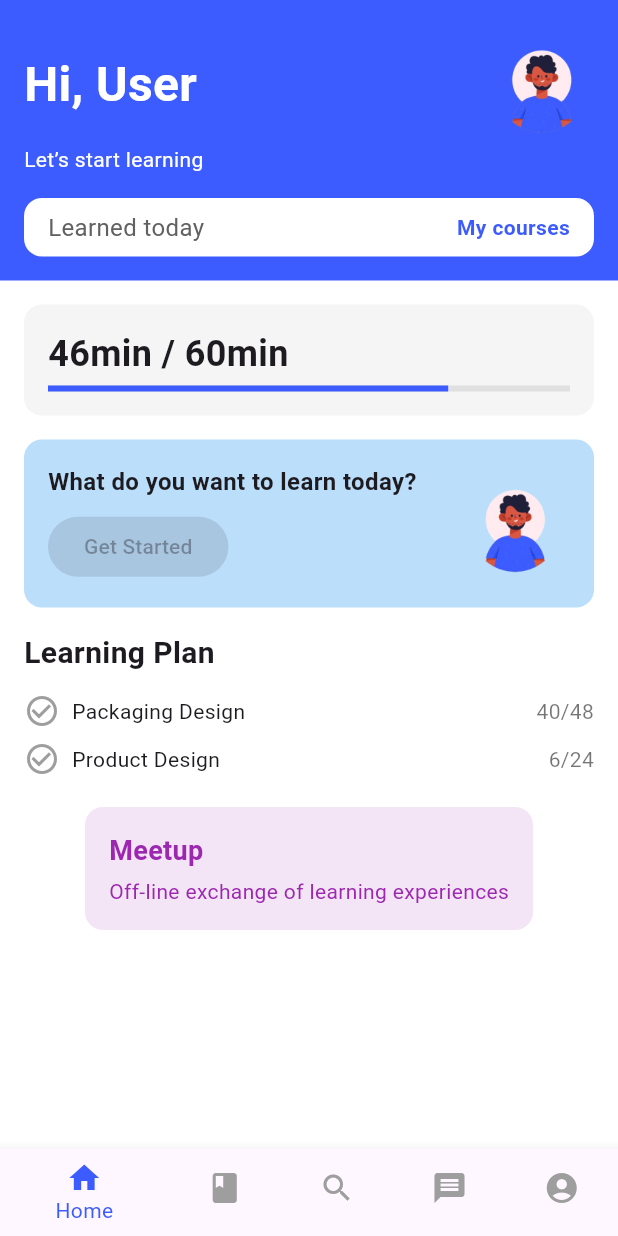
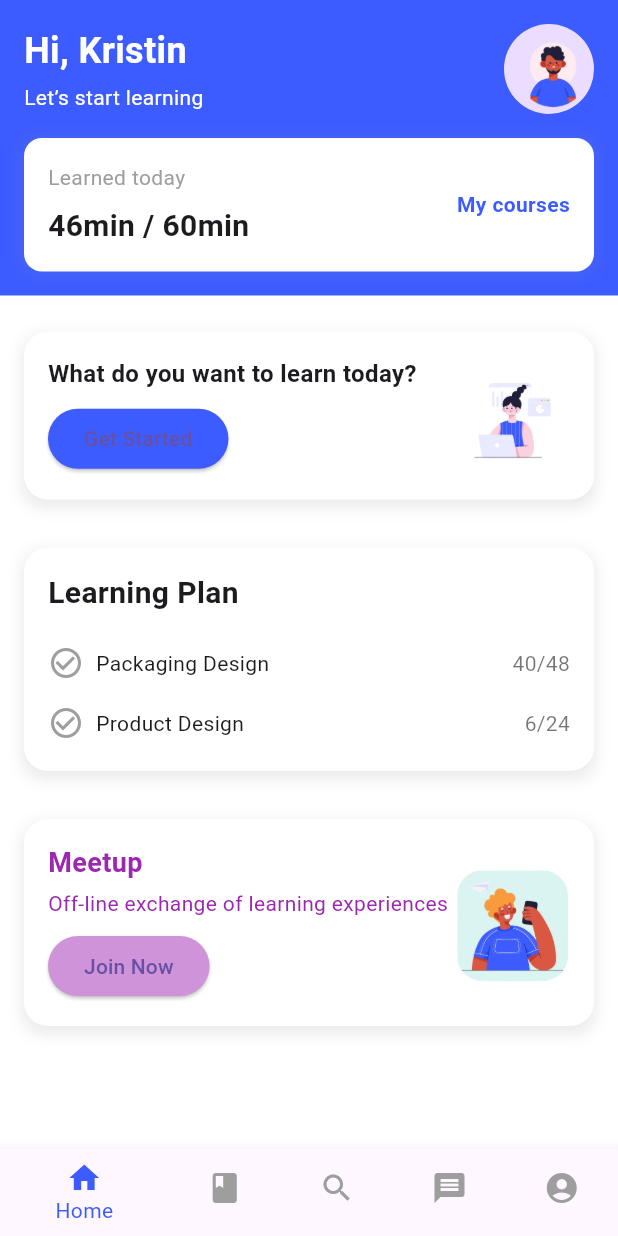
Before and after one commit to YoussefBenArous/Cours-App-Font-end, a Flutter app: the HomeScreen screen opened directly, on a phone screen of 412 x 824 dp. Run offline on Flutter 3.47's test engine with Material 3 defaults, Android fonts, the phone set to English and light mode, and no system bars; our stand-ins replace intl_phone_field.

Commit message:
first one

```diff
--- a/lib/Screens/Home_Screen.dart
+++ b/lib/Screens/Home_Screen.dart
@@ -1,6 +1,4 @@
-import 'package:cours_app/wedget/custom_Tiltle.dart';
 import 'package:flutter/material.dart';
-import 'package:flutter/widgets.dart';
 
 class HomeScreen extends StatelessWidget {
   const HomeScreen({super.key});
@@ -12,26 +10,28 @@ class HomeScreen extends StatelessWidget {
       body: SingleChildScrollView(
         child: Column(
           children: [
+            // Top Section
             Container(
               padding: const EdgeInsets.all(16.0),
               color: const Color(0xff3D5CFF),
               child: Column(
                 crossAxisAlignment: CrossAxisAlignment.start,
-                mainAxisAlignment: MainAxisAlignment.end,
                 children: [
                   Row(
                     mainAxisAlignment: MainAxisAlignment.spaceBetween,
                     children: [
-                      CustomTitre(
-                        text: 'Hi, User',
+                      Column(
+                        crossAxisAlignment: CrossAxisAlignment.start,
+                        children: const [
+                          Text(
+                            'Hi, Kristin',
+                            style: TextStyle(
                               color: Colors.white,
+                              fontSize: 24,
+                              fontWeight: FontWeight.bold,
                             ),
-                      Image.asset(
-                        'assets/image/appbar.png',
-                        height: 80,
                           ),
-                    ],
-                  ),
+                          SizedBox(height: 4),
                           Text(
                             'Let’s start learning',
                             style: TextStyle(
@@ -39,24 +39,53 @@ class HomeScreen extends StatelessWidget {
                               fontSize: 14,
                             ),
                           ),
+                        ],
+                      ),
+                      CircleAvatar(
+                        radius: 30,
+                        backgroundImage: AssetImage('assets/image/appbar.png'),
+                      ),
+                    ],
+                  ),
                   const SizedBox(height: 16),
-                  // Course progress and options
+
+                  // Learned Today Card
                   Container(
                     decoration: BoxDecoration(
                       color: Colors.white,
                       borderRadius: BorderRadius.circular(12),
+                      boxShadow: [
+                        BoxShadow(
+                          color: Colors.grey.withOpacity(0.1),
+                          blurRadius: 8,
+                          spreadRadius: 2,
                         ),
-                    padding:
-                        const EdgeInsets.symmetric(vertical: 8, horizontal: 16),
+                      ],
+                    ),
+                    padding: const EdgeInsets.symmetric(
+                        vertical: 16, horizontal: 16),
                     child: Row(
                       mainAxisAlignment: MainAxisAlignment.spaceBetween,
                       children: [
+                        Column(
+                          crossAxisAlignment: CrossAxisAlignment.start,
+                          children: const [
                             Text(
                               'Learned today',
                               style: TextStyle(
-                            color: Colors.grey[700],
-                            fontSize: 16,
+                                color: Colors.grey,
+                                fontSize: 14,
                               ),
+                            ),
+                            SizedBox(height: 8),
+                            Text(
+                              '46min / 60min',
+                              style: TextStyle(
+                                fontSize: 20,
+                                fontWeight: FontWeight.bold,
+                              ),
+                            ),
+                          ],
                         ),
                         const Text(
                           'My courses',
@@ -73,112 +102,149 @@ class HomeScreen extends StatelessWidget {
             ),
             const SizedBox(height: 16),
 
-            // Today's Learning Progress
+            // "What do you want to learn today?" Card
             Padding(
-              padding: const EdgeInsets.symmetric(horizontal: 16.0),
-              child: Container(
+              padding:
+                  const EdgeInsets.symmetric(horizontal: 16.0, vertical: 8.0),
+              child: Stack(
+                clipBehavior: Clip.none,
+                children: [
+                  // Carre (Outer Container)
+                  Container(
                     padding: const EdgeInsets.all(16),
                     decoration: BoxDecoration(
-                  color: Colors.grey[100],
-                  borderRadius: BorderRadius.circular(12),
-                ),
-                child: Column(
-                  crossAxisAlignment: CrossAxisAlignment.start,
-                  children: [
-                    const Text(
-                      "46min / 60min",
-                      style: TextStyle(
-                        fontSize: 24,
-                        fontWeight: FontWeight.bold,
-                      ),
-                    ),
-                    const SizedBox(height: 4),
-                    LinearProgressIndicator(
-                      value: 46 / 60,
-                      backgroundColor: Colors.grey[300],
-                      color: const Color(0xff3D5CFF),
+                      color: Colors.white,
+                      borderRadius: BorderRadius.circular(16),
+                      boxShadow: [
+                        BoxShadow(
+                          color: Colors.grey.withOpacity(0.2),
+                          blurRadius: 8,
+                          spreadRadius: 2,
+                          offset: const Offset(0, 4),
                         ),
                       ],
-                ),
-              ),
-            ),
-            const SizedBox(height: 16),
-
-            // "Get Started" Section
-            Padding(
-              padding: const EdgeInsets.symmetric(horizontal: 16.0),
-              child: Container(
-                padding: const EdgeInsets.all(16),
-                decoration: BoxDecoration(
-                  color: Colors.blue[100],
-                  borderRadius: BorderRadius.circular(12),
                     ),
                     child: Row(
                       mainAxisAlignment: MainAxisAlignment.spaceBetween,
                       children: [
-                    const Column(
+                        Column(
                           crossAxisAlignment: CrossAxisAlignment.start,
                           children: [
-                        Text(
+                            const Text(
                               "What do you want to learn today?",
                               style: TextStyle(
                                 fontSize: 16,
                                 fontWeight: FontWeight.bold,
                               ),
                             ),
-                        SizedBox(height: 8),
+                            const SizedBox(height: 8),
                             ElevatedButton(
-                          onPressed: null,
-                          child: Text("Get Started"),
+                              style: ElevatedButton.styleFrom(
+                                backgroundColor: const Color(0xff3D5CFF),
+                              ),
+                              onPressed: () {},
+                              child: const Text("Get Started"),
                             ),
                           ],
                         ),
                         Image.asset(
-                      'assets/image/appbar.png',
+                          'assets/image/page3.png',
                           height: 80,
                           width: 80,
                         ),
                       ],
                     ),
                   ),
+                  // Optional position for top/bottom elevation if needed
+                ],
               ),
+            ),
+
             const SizedBox(height: 16),
 
             // Learning Plan Section
-            const Padding(
-              padding: EdgeInsets.symmetric(horizontal: 16.0),
+            Padding(
+              padding:
+                  const EdgeInsets.symmetric(horizontal: 16.0, vertical: 8.0),
+              child: Stack(
+                clipBehavior: Clip.none,
+                children: [
+                  // Outer Container for Carre style
+                  Container(
+                    padding: const EdgeInsets.all(16),
+                    decoration: BoxDecoration(
+                      color: Colors.white,
+                      borderRadius: BorderRadius.circular(16),
+                      boxShadow: [
+                        BoxShadow(
+                          color: Colors.grey.withOpacity(0.2),
+                          blurRadius: 8,
+                          spreadRadius: 2,
+                          offset: const Offset(0, 4),
+                        ),
+                      ],
+                    ),
                     child: Column(
                       crossAxisAlignment: CrossAxisAlignment.start,
                       children: [
-                  Text(
+                        // Title
+                        const Text(
                           "Learning Plan",
                           style: TextStyle(
                             fontSize: 20,
                             fontWeight: FontWeight.bold,
                           ),
                         ),
-                  SizedBox(height: 8),
-                  LearningPlanItem(
-                      title: "Packaging Design", progress: "40/48"),
-                  LearningPlanItem(title: "Product Design", progress: "6/24"),
+                        const SizedBox(height: 16),
+                        // Learning Plan Items
+                        const LearningPlanItem(
+                          title: "Packaging Design",
+                          progress: "40/48",
+                        ),
+                        const SizedBox(height: 8),
+                        const LearningPlanItem(
+                          title: "Product Design",
+                          progress: "6/24",
+                        ),
                       ],
                     ),
                   ),
+                ],
+              ),
+            ),
+
             const SizedBox(height: 16),
 
             // Meetup Section
             Padding(
-              padding: const EdgeInsets.symmetric(horizontal: 16.0),
-              child: Container(
+              padding:
+                  const EdgeInsets.symmetric(horizontal: 16.0, vertical: 8.0),
+              child: Stack(
+                clipBehavior: Clip.none,
+                children: [
+                  // Outer Container for Carre style
+                  Container(
                     padding: const EdgeInsets.all(16),
                     decoration: BoxDecoration(
-                  color: Colors.purple[50],
-                  borderRadius: BorderRadius.circular(12),
+                      color: Colors.white,
+                      borderRadius: BorderRadius.circular(16),
+                      boxShadow: [
+                        BoxShadow(
+                          color: Colors.grey.withOpacity(0.2),
+                          blurRadius: 8,
+                          spreadRadius: 2,
+                          offset: const Offset(0, 4),
                         ),
-                child: const Column(
+                      ],
+                    ),
+                    child: Row(
+                      mainAxisAlignment: MainAxisAlignment.spaceBetween,
+                      children: [
+                        // Meetup Text Content
+                        Column(
                           crossAxisAlignment: CrossAxisAlignment.start,
                           children: [
-                    Text(
+                            const Text(
                               "Meetup",
                               style: TextStyle(
                                 fontSize: 18,
@@ -186,17 +252,39 @@ class HomeScreen extends StatelessWidget {
                                 color: Colors.purple,
                               ),
                             ),
-                    SizedBox(height: 4),
-                    Text(
+                            const SizedBox(height: 4),
+                            const Text(
                               "Off-line exchange of learning experiences",
                               style: TextStyle(
                                 color: Colors.purple,
                               ),
                             ),
+                            const SizedBox(height: 8),
+                            ElevatedButton(
+                              style: ElevatedButton.styleFrom(
+                                backgroundColor: Colors.purple[200],
+                              ),
+                              onPressed: () {
+                                // Add your action for the button
+                              },
+                              child: const Text("Join Now"),
+                            ),
+                          ],
+                        ),
+                        // Placeholder for Image or Icon (optional)
+                        Image.asset(
+                          'assets/image/pages2.png', // Add your image asset here
+                          height: 80,
+                          width: 80,
+                          fit: BoxFit.cover,
+                        ),
                       ],
                     ),
                   ),
+                ],
               ),
+            ),
+
             const SizedBox(height: 16),
           ],
         ),
@@ -227,18 +315,23 @@ class HomeScreen extends StatelessWidget {
           BottomNavigationBarItem(
             icon: Icon(Icons.account_circle),
             label: 'Account',
+
           ),
         ],
       ),
     );
   }
 }
+
 class LearningPlanItem extends StatelessWidget {
   final String title;
   final String progress;
 
-  const LearningPlanItem(
-      {required this.title, required this.progress, super.key});
+  const LearningPlanItem({
+    required this.title,
+    required this.progress,
+    super.key,
+  });
 
   @override
   Widget build(BuildContext context) {
--- /dev/null
+++ b/lib/Screens/account.dart
@@ -0,0 +1,82 @@
+import 'package:cours_app/wedget/custom_Tiltle.dart';
+import 'package:flutter/material.dart';
+
+class Account extends StatelessWidget {
+  const Account({super.key});
+
+  @override
+  Widget build(BuildContext context) {
+    final double screenWidth = MediaQuery.of(context).size.width;
+
+    return Scaffold(
+      body: SingleChildScrollView(
+        child: Padding(
+          padding: const EdgeInsets.symmetric(horizontal: 16.0),
+          child: Column(
+            crossAxisAlignment: CrossAxisAlignment.start, // Align content to the left
+            children: [
+              const SizedBox(height: 50),
+              const CustomTitre(text: "Account", color: Colors.black),
+              const SizedBox(height: 16),
+              Center(
+                child: CircleAvatar(
+                  radius: 50,
+                  backgroundImage: AssetImage('assets/image/appbar.png'), // Replace with your image path
+                ),
+              ),
+              const SizedBox(height: 32),
+              // "Favourite" button spanning the full screen width
+              SizedBox(
+                width: screenWidth,
+                height: 48,
+                child: ElevatedButton(
+                  style: ButtonStyle(
+                    backgroundColor: MaterialStateProperty.all(Colors.white),
+                   shape: MaterialStateProperty.all(const RoundedRectangleBorder(borderRadius: BorderRadius.zero),),
+                  ),
+                  onPressed: () {
+                    // Implement your "Favourite" functionality
+                  },
+                  child: Container(
+                    alignment: Alignment.centerLeft,
+                    child: const Text(
+                      "Favourite",
+                      style: TextStyle(
+                        fontSize: 16,
+                        color: Color(0xff1F1F39),
+                      ),
+                    ),
+                  ),
+                ),
+              ),
+              const SizedBox(height: 16),
+              SizedBox(
+                width: screenWidth,
+                height: 48,
+                child: ElevatedButton(
+                  style: ButtonStyle(
+                    backgroundColor: MaterialStateProperty.all(Colors.white),
+                    shape: MaterialStateProperty.all(RoundedRectangleBorder(borderRadius: BorderRadius.zero,),),
+                  ),
+                  onPressed: () {
+                    // Implement your "Edit Account" functionality
+                  },
+                  child: Container(
+                    alignment: Alignment.centerLeft,
+                    child: const Text(
+                      "Edit Account",
+                      style: TextStyle(
+                        fontSize: 16,
+                        color: Color(0xff1F1F39),
+                      ),
+                    ),
+                  ),
+                ),
+              ),
+            ],
+          ),
+        ),
+      ),
+    );
+  }
+}
--- a/lib/main.dart
+++ b/lib/main.dart
@@ -1,4 +1,5 @@
 import 'package:cours_app/Screens/Home_Screen.dart';
+import 'package:cours_app/Screens/account.dart';
 import 'package:cours_app/home/FirstPage.dart';
 import 'package:flutter/material.dart';
 
@@ -17,7 +18,7 @@ class MyApp extends StatelessWidget {
     return const MaterialApp(
       title: 'Cours App',
       debugShowCheckedModeBanner: false,
-      home: HomeScreen(),
+      home: Account(),
     );
   }
 }
```
Lines whose indentation alone changed are shown as unchanged.
